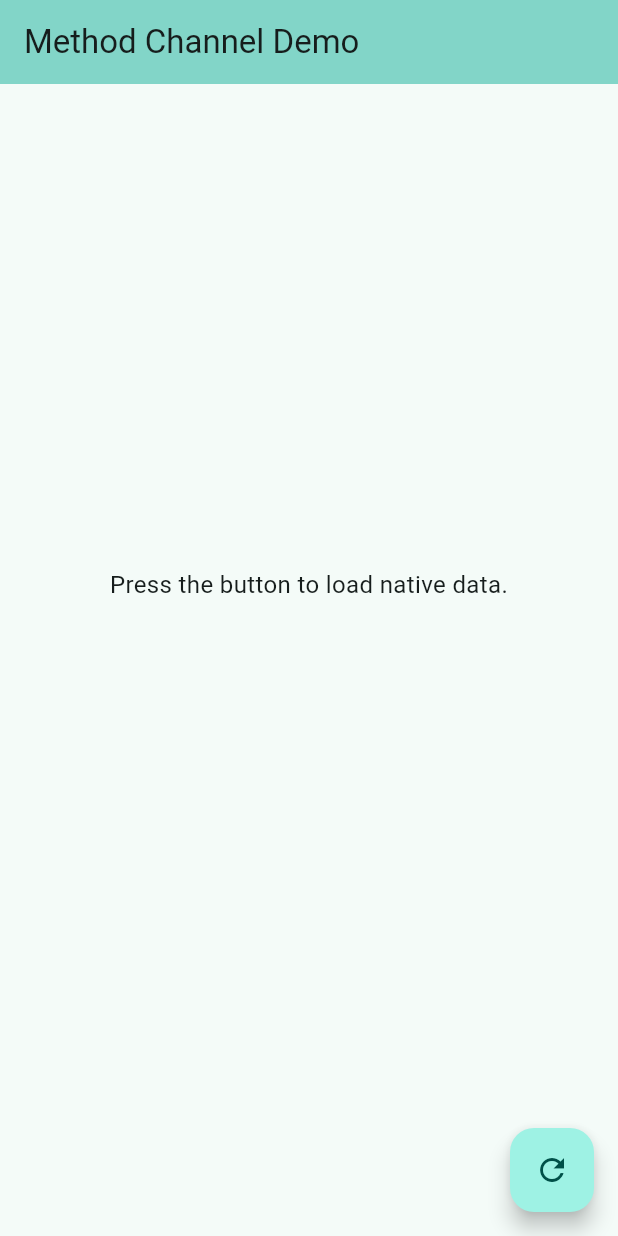
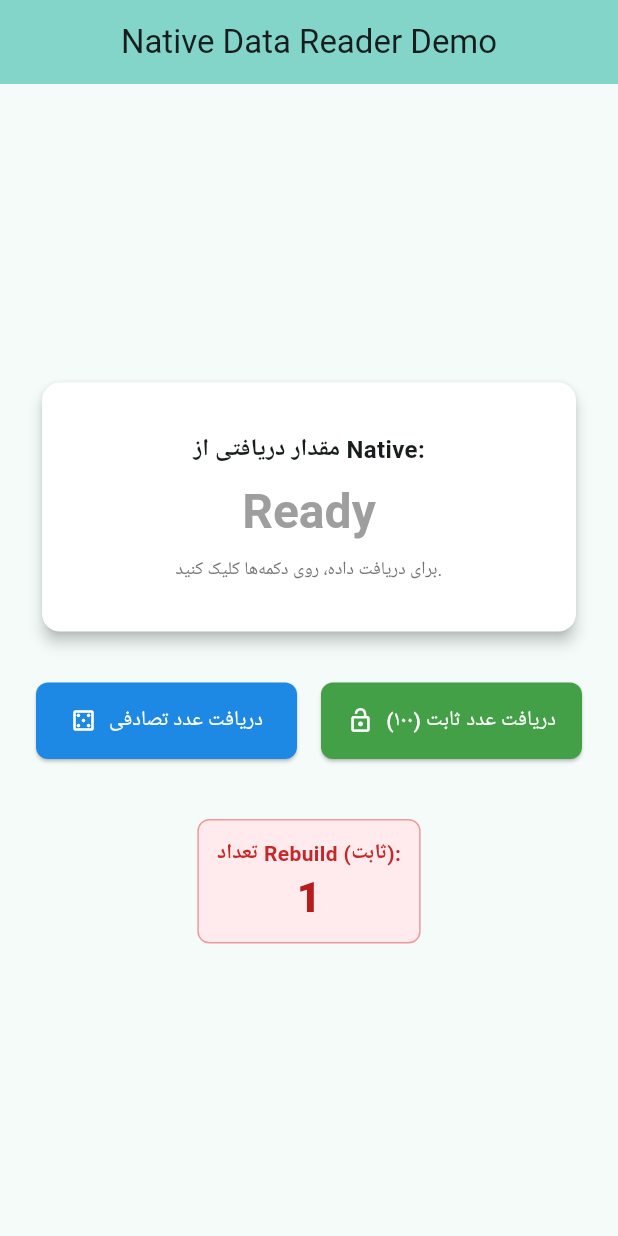
Before and after one commit to alighelejbeigi/smart_tech, a Flutter app: the screen it shows after launch, on a phone screen of 412 x 824 dp. Run offline on Flutter 3.47's test engine with Material 3 defaults, Android fonts, the phone set to English and light mode, and no system bars; our stand-ins replace plugin_platform_interface, web.

Commit message:
wip: new design

```diff
--- a/example/lib/main.dart
+++ b/example/lib/main.dart
@@ -1,7 +1,5 @@
-// example/lib/main.dart
-
 import 'package:flutter/material.dart';
-import 'package:smart_tech/smart_tech.dart'; // import پکیج شما
+import 'package:smart_tech/smart_tech.dart';
 
 void main() {
   runApp(const MyApp());
@@ -13,15 +11,17 @@ class MyApp extends StatelessWidget {
   @override
   Widget build(BuildContext context) {
     return MaterialApp(
-      title: 'Smart Tech Demo',
+      title: 'Smart Tech Plugin Demo',
       theme: ThemeData(
         colorScheme: ColorScheme.fromSeed(seedColor: Colors.teal),
+        useMaterial3: true,
       ),
       home: const SmartTechDemo(),
     );
   }
 }
 
+// کلاس اصلی که منطق UI و State را نگه می‌دارد
 class SmartTechDemo extends StatefulWidget {
   const SmartTechDemo({super.key});
 
@@ -30,103 +30,222 @@ class SmartTechDemo extends StatefulWidget {
 }
 
 class _SmartTechDemoState extends State<SmartTechDemo> {
-  final _smartTechPlugin = SmartTech(); // ساخت یک instance از کلاس پلاگین
-  int? _randomNumber;
-  int? _fixedValue;
-  String _statusMessage = 'Press the button to load native data.';
+  final _smartTechPlugin = SmartTech();
 
-  Future<void> _loadNativeData() async {
+  // متغیر برای نگهداری مقداری که باید در تکست‌باکس نمایش داده شود.
+  String _displayValue = 'Ready';
+  String _statusMessage = 'برای دریافت داده، روی دکمه‌ها کلیک کنید.';
+  bool _isLoading = false;
+
+  // متغیر برای شمارش تعداد دفعات Rebuild (طبق درخواست، مقدار همیشه 1 خواهد بود)
+  // اگر این مقدار در build استفاده شود، در هر rebuild دیده می‌شود، اما ما مقدار آن را ثابت نگه می‌داریم.
+  final int _rebuildCount = 1;
+
+  // متد برای فراخوانی عدد رندوم از Native
+  Future<void> _loadRandomData() async {
     setState(() {
-      _statusMessage = 'Loading data...';
-      _randomNumber = null;
-      _fixedValue = null;
+      _isLoading = true;
+      _statusMessage = 'در حال درخواست عدد تصادفی...';
     });
 
     try {
-      // فراخوانی متد جدید
       final data = await _smartTechPlugin.getNativeData();
-
       if (data != null) {
         setState(() {
-          _randomNumber = data['randomNumber'];
-          _fixedValue = data['fixedValue'];
-          _statusMessage = 'Data loaded successfully!';
+          _displayValue = data['randomNumber']!.toString();
+          _statusMessage = 'عدد تصادفی دریافت شد.';
         });
       } else {
         setState(() {
-          _statusMessage = 'Error: Received null data.';
+          _statusMessage = 'خطا: داده‌ای دریافت نشد.';
         });
       }
     } catch (e) {
       setState(() {
-        _statusMessage = 'ERROR: $e';
+        _statusMessage = 'خطا در Native: $e';
+        _displayValue = 'ERROR';
+      });
+    } finally {
+      setState(() {
+        _isLoading = false;
+      });
+    }
+  }
+
+  // متد برای نمایش عدد ثابت 100
+  Future<void> _loadFixedData() async {
+    setState(() {
+      _isLoading = true;
+      _statusMessage = 'در حال درخواست عدد ثابت...';
+    });
+
+    try {
+      final data = await _smartTechPlugin.getNativeData();
+      if (data != null) {
+        setState(() {
+          _displayValue = data['fixedValue']!.toString();
+          _statusMessage = 'عدد ثابت ۱۰۰ دریافت شد.';
+        });
+      } else {
+        setState(() {
+          _statusMessage = 'خطا: داده‌ای دریافت نشد.';
+        });
+      }
+    } catch (e) {
+      setState(() {
+        _statusMessage = 'خطا در Native: $e';
+        _displayValue = 'ERROR';
+      });
+    } finally {
+      setState(() {
+        _isLoading = false;
       });
     }
   }
 
   @override
   Widget build(BuildContext context) {
+    // از آنجایی که متغیر _rebuildCount همیشه 1 است، مقدار آن را ثابت در نظر می‌گیریم.
+    // در واقع، هر بار که این متد اجرا می‌شود (Rebuild), مقدار 1 را نمایش می‌دهد.
+
     return Scaffold(
       appBar: AppBar(
-        title: const Text('Method Channel Demo'),
+        title: const Text('Native Data Reader Demo'),
         backgroundColor: Theme.of(context).colorScheme.inversePrimary,
+        centerTitle: true,
       ),
       body: Center(
-        child: Column(
-          mainAxisAlignment: MainAxisAlignment.center,
-          children: <Widget>[
-            Text(
-              _statusMessage,
-              style: const TextStyle(fontSize: 16),
-              textAlign: TextAlign.center,
-            ),
-            const SizedBox(height: 30),
+        child: Padding(
+          padding: const EdgeInsets.all(24.0),
+          child: Column(
+            mainAxisAlignment: MainAxisAlignment.center,
+            crossAxisAlignment: CrossAxisAlignment.stretch,
+            children: <Widget>[
+              // ۱. کادر نمایش مقدار (Text Box)
+              Card(
+                elevation: 4,
+                color: Colors.white,
+                shape: RoundedRectangleBorder(
+                  borderRadius: BorderRadius.circular(12),
+                ),
+                child: Padding(
+                  padding: const EdgeInsets.all(32.0),
+                  child: Column(
+                    children: [
+                      const Text(
+                        'مقدار دریافتی از Native:',
+                        style: TextStyle(
+                          fontSize: 16,
+                          fontWeight: FontWeight.bold,
+                        ),
+                      ),
+                      const SizedBox(height: 10),
+                      if (_isLoading)
+                        const CircularProgressIndicator()
+                      else
+                        Text(
+                          _displayValue,
+                          style: Theme.of(
+                            context,
+                          ).textTheme.headlineLarge?.copyWith(
+                            color:
+                                _displayValue == 'Ready' ||
+                                        _displayValue == 'ERROR'
+                                    ? Colors.grey
+                                    : Colors.deepPurple,
+                            fontWeight: FontWeight.bold,
+                          ),
+                        ),
+                      const SizedBox(height: 10),
+                      Text(
+                        _statusMessage,
+                        style: TextStyle(fontSize: 12, color: Colors.grey[600]),
+                        textAlign: TextAlign.center,
+                      ),
+                    ],
+                  ),
+                ),
+              ),
 
-            // نمایش مقدار رندوم
-            if (_randomNumber != null) ...[
-              const Text(
-                'Random Value from Native:',
-                style: TextStyle(fontWeight: FontWeight.bold),
+              const SizedBox(height: 30),
+
+              // ۲. دکمه‌ها
+              Row(
+                children: [
+                  Expanded(
+                    child: ElevatedButton.icon(
+                      onPressed: _isLoading ? null : _loadRandomData,
+                      icon: const Icon(Icons.casino_outlined),
+                      label: const Text('دریافت عدد تصادفی'),
+                      style: ElevatedButton.styleFrom(
+                        padding: const EdgeInsets.symmetric(vertical: 15),
+                        backgroundColor: Colors.blue.shade600,
+                        foregroundColor: Colors.white,
+                        shape: RoundedRectangleBorder(
+                          borderRadius: BorderRadius.circular(8),
+                        ),
+                      ),
+                    ),
+                  ),
+                  const SizedBox(width: 16),
+                  Expanded(
+                    child: ElevatedButton.icon(
+                      onPressed: _isLoading ? null : _loadFixedData,
+                      icon: const Icon(Icons.lock_open),
+                      label: const Text('دریافت عدد ثابت (۱۰۰)'),
+                      style: ElevatedButton.styleFrom(
+                        padding: const EdgeInsets.symmetric(vertical: 15),
+                        backgroundColor: Colors.green.shade600,
+                        foregroundColor: Colors.white,
+                        shape: RoundedRectangleBorder(
+                          borderRadius: BorderRadius.circular(8),
+                        ),
+                      ),
+                    ),
+                  ),
+                ],
               ),
-              Text(
-                '$_randomNumber',
-                style: Theme.of(
-                  context,
-                ).textTheme.headlineMedium?.copyWith(color: Colors.blue),
+
+              const SizedBox(height: 40),
+
+              // ۳. باکس شمارنده Rebuild (همیشه 1)
+              Align(
+                alignment: Alignment.center,
+                child: Container(
+                  padding: const EdgeInsets.all(12),
+                  decoration: BoxDecoration(
+                    color: Colors.red.shade50,
+                    borderRadius: BorderRadius.circular(8),
+                    border: Border.all(color: Colors.red.shade200),
+                  ),
+                  child: Column(
+                    mainAxisSize: MainAxisSize.min,
+                    children: [
+                      Text(
+                        'تعداد Rebuild (ثابت):',
+                        style: TextStyle(
+                          fontSize: 14,
+                          color: Colors.red.shade800,
+                          fontWeight: FontWeight.w600,
+                        ),
+                      ),
+                      Text(
+                        // مقدار این متغیر همیشه 1 است و در هر بار rebuild نمایش داده می‌شود.
+                        '$_rebuildCount',
+                        style: Theme.of(
+                          context,
+                        ).textTheme.headlineMedium?.copyWith(
+                          color: Colors.red.shade900,
+                          fontWeight: FontWeight.w800,
+                        ),
+                      ),
+                    ],
+                  ),
+                ),
               ),
             ],
-
-            const SizedBox(height: 20),
-
-            // نمایش مقدار ثابت
-            if (_fixedValue != null) ...[
-              const Text(
-                'Fixed Value (100) from Native:',
-                style: TextStyle(fontWeight: FontWeight.bold),
-              ),
-              Text(
-                '$_fixedValue',
-                style: Theme.of(
-                  context,
-                ).textTheme.headlineMedium?.copyWith(color: Colors.green),
-              ),
-            ],
-
-            // نمایش لودینگ
-            if (_randomNumber == null && _statusMessage == 'Loading data...')
-              const Padding(
-                padding: EdgeInsets.only(top: 20),
-                child: CircularProgressIndicator(),
-              ),
-
-            const SizedBox(height: 50),
-          ],
+          ),
         ),
-      ),
-      floatingActionButton: FloatingActionButton(
-        onPressed: _loadNativeData,
-        tooltip: 'Get Native Data',
-        child: const Icon(Icons.refresh),
       ),
     );
   }
```
